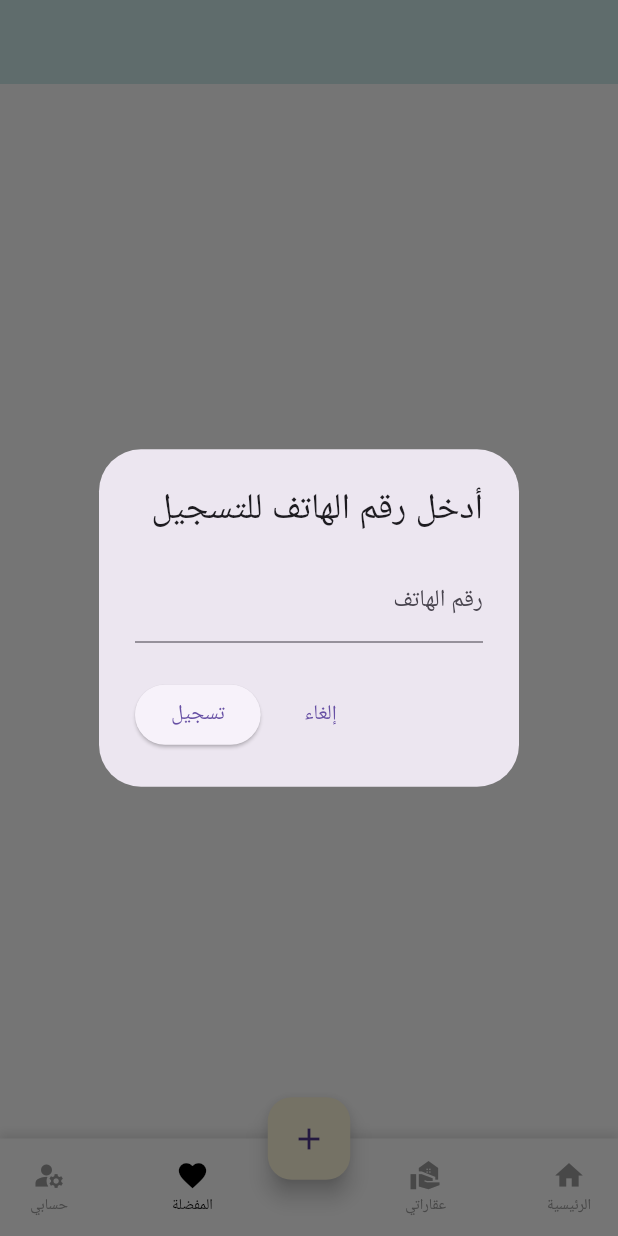
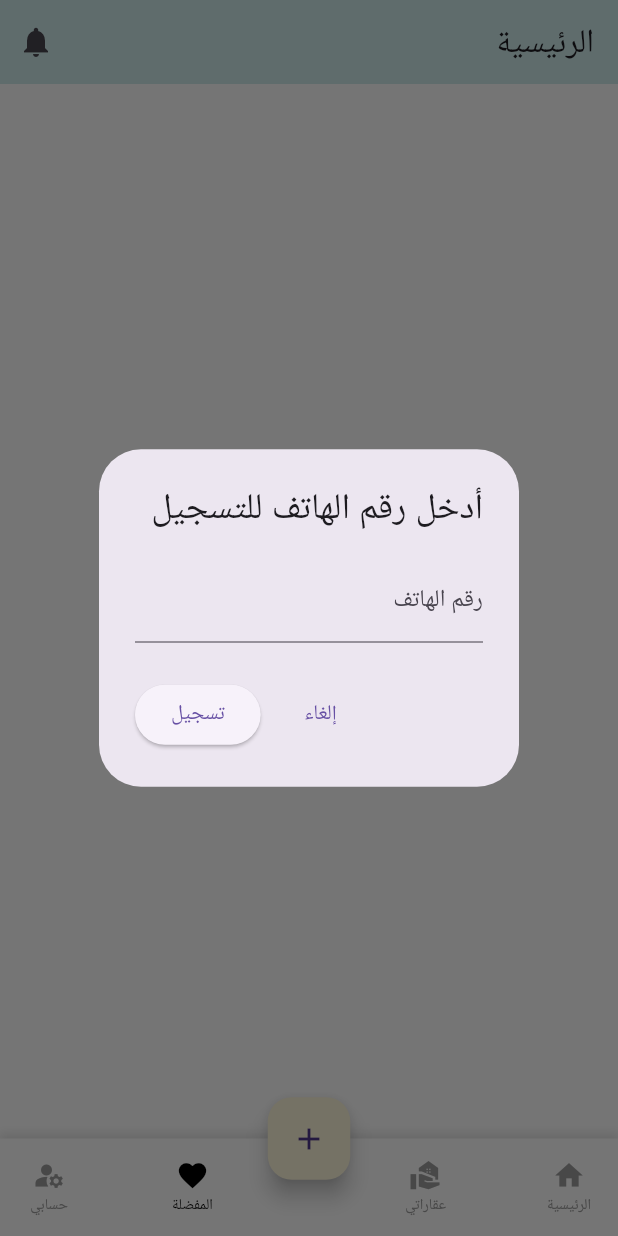
Before and after one commit to shadi110/Akarat.ps, a Flutter app: the screen it shows after launch, item 2 of the bottom bar chosen, after a tap on the "add" icon, on a phone screen of 412 x 824 dp. Run offline on Flutter 3.47's test engine with Material 3 defaults, Android fonts, the phone set to English and light mode, and no system bars; our stand-ins replace cached_network_image, flutter_local_notifications, image_picker, permission_handler, photo_view and 1 more; missing offline and left inert: dart:ffi; network calls fail.

Commit message:
notifications

```diff
--- a/lib/main.dart
+++ b/lib/main.dart
@@ -1,10 +1,26 @@
+import 'package:flutter/material.dart';
+import 'package:akarat/widgets/dashboard_main_page.dart';
+import 'l10n/app_localizations.dart';
+import 'package:flutter_localizations/flutter_localizations.dart';
+import 'services/notification_service.dart'; // ADD THIS IMPORT
 
-import 'package:akarat/widgets/dashboard_main_page.dart';
-import 'package:flutter/material.dart';
-import 'package:flutter_localizations/flutter_localizations.dart';
-import 'l10n/app_localizations.dart';
+void main() async {
+  WidgetsFlutterBinding.ensureInitialized();
 
-void main() {
+  // Initialize notification service
+  final notificationService = NotificationService();
+  final initialized = await notificationService.initialize();
+
+  if (initialized) {
+    // Show welcome notification
+    await notificationService.showWelcomeNotification();
+
+    // Schedule daily notifications
+    notificationService.scheduleDailyNotifications();
+
+    print('Notification system initialized successfully!');
+  }
+
   runApp(const MyApp());
 }
 
@@ -14,7 +30,7 @@ class MyApp extends StatelessWidget {
   @override
   Widget build(BuildContext context) {
     return MaterialApp(
-      localizationsDelegates:  [
+      localizationsDelegates: const [
         AppLocalizations.delegate,
         GlobalMaterialLocalizations.delegate,
         GlobalWidgetsLocalizations.delegate,
@@ -24,10 +40,9 @@ class MyApp extends StatelessWidget {
         Locale('ar', ''),
         Locale('en', ''),
       ],
-      locale: const Locale('ar', ''), // Arabic default
+      locale: const Locale('ar', ''),
       debugShowCheckedModeBanner: false,
-      home: DashboardMainPage()
-
+      home: DashboardMainPage(),
     );
   }
 }
--- /dev/null
+++ b/lib/services/notification_service.dart
@@ -0,0 +1,159 @@
+import 'package:flutter/material.dart';
+import 'package:flutter_local_notifications/flutter_local_notifications.dart';
+import 'package:permission_handler/permission_handler.dart';
+import 'dart:async';
+import 'package:http/http.dart' as http;
+import 'dart:convert';
+
+class NotificationService {
+  static final NotificationService _instance = NotificationService._internal();
+  factory NotificationService() => _instance;
+  NotificationService._internal();
+
+  final FlutterLocalNotificationsPlugin notificationsPlugin =
+  FlutterLocalNotificationsPlugin();
+
+  // Initialize notifications
+  Future<bool> initialize() async {
+    // Request notification permission
+    await Permission.notification.request();
+    final status = await Permission.notification.status;
+
+    if (!status.isGranted) {
+      print('Notification permission not granted');
+      return false;
+    }
+
+    // Create notification channel
+    const AndroidNotificationChannel channel = AndroidNotificationChannel(
+      'akarat_channel_id',
+      'Akarat Notifications',
+      importance: Importance.max,
+      description: 'Channel for Akarat app notifications',
+    );
+
+    await notificationsPlugin.resolvePlatformSpecificImplementation<
+        AndroidFlutterLocalNotificationsPlugin>()?.createNotificationChannel(channel);
+
+    const AndroidInitializationSettings androidSettings =
+    AndroidInitializationSettings('@mipmap/ic_launcher');
+    const InitializationSettings initSettings =
+    InitializationSettings(android: androidSettings);
+
+    await notificationsPlugin.initialize(initSettings);
+
+    return true;
+  }
+
+  // Show immediate notification
+  Future<void> showWelcomeNotification() async {
+    const AndroidNotificationDetails androidDetails = AndroidNotificationDetails(
+      'akarat_channel_id',
+      'Akarat Notifications',
+      importance: Importance.max,
+      priority: Priority.high,
+      playSound: true,
+    );
+
+    const NotificationDetails notificationDetails =
+    NotificationDetails(android: androidDetails);
+
+    await notificationsPlugin.show(
+      123,
+      'تطبيق يعمل!',
+      'تم تشغيل التطبيق بنجاح ✅',
+      notificationDetails,
+    );
+  }
+
+  // Schedule daily notifications
+  void scheduleDailyNotifications() {
+    Timer.periodic(Duration(minutes: 1), (timer) {
+      final now = DateTime.now();
+      final currentTime = TimeOfDay.fromDateTime(now);
+
+      // 11:00 AM
+      if (currentTime.hour == 11 && currentTime.minute == 0) {
+        _checkAndShowNotification('11:00 صباحاً');
+      }
+
+      // 21:13 (9:13 PM)
+      if (currentTime.hour == 21 && currentTime.minute == 28) {
+        _checkAndShowNotification('9:28 مسا25');
+      }
+    });
+
+    print('Daily notifications scheduled for 11:00 AM and 9:13 PM');
+  }
+
+  // Check API and show notification if properties exist
+  Future<void> _checkAndShowNotification(String time) async {
+    try {
+      print('Checking API for properties at: ${DateTime.now()}');
+
+      final response = await http.get(
+        Uri.parse('https://akarat-ps-be.onrender.com/api/real-estates'),
+        headers: {'Content-Type': 'application/json'},
+      );
+
+      if (response.statusCode == 200) {
+        final data = jsonDecode(response.body);
+
+        if (data != null && data is List && data.isNotEmpty) {
+          print('Properties found: ${data.length}');
+          _showPropertyNotification(time, data.length);
+        } else {
+          print('No properties found in API response');
+        }
+      } else {
+        print('API error: ${response.statusCode}');
+      }
+    } catch (e) {
+      print('Error checking API: $e');
+    }
+  }
+
+  // Show notification with property count
+  void _showPropertyNotification(String time, int propertyCount) {
+    const AndroidNotificationDetails androidDetails = AndroidNotificationDetails(
+      'akarat_channel_id',
+      'Akarat Notifications',
+      importance: Importance.max,
+      priority: Priority.high,
+      playSound: true,
+    );
+
+    const NotificationDetails notificationDetails =
+    NotificationDetails(android: androidDetails);
+
+    notificationsPlugin.show(
+      DateTime.now().millisecondsSinceEpoch.remainder(100000),
+      'عقارات جديدة 🏠',
+      'يوجد $propertyCount عقار متاح الآن الساعة $time',
+      notificationDetails,
+    );
+
+    print('Property notification shown with $propertyCount properties');
+  }
+
+  // Show custom notification (can be used from anywhere)
+  Future<void> showCustomNotification(String title, String body) async {
+    const AndroidNotificationDetails androidDetails = AndroidNotificationDetails(
+      'akarat_channel_id',
+      'Akarat Notifications',
+      importance: Importance.max,
+      priority: Priority.high,
+      playSound: true,
+    );
+
+    const NotificationDetails notificationDetails =
+    NotificationDetails(android: androidDetails);
+
+    await notificationsPlugin.show(
+      DateTime.now().millisecondsSinceEpoch.remainder(100000),
+      title,
+      body,
+      notificationDetails,
+    );
+  }
+}
--- a/lib/widgets/dashboard_main_page.dart
+++ b/lib/widgets/dashboard_main_page.dart
@@ -21,10 +21,53 @@ class _DashboardMainPageState extends State<DashboardMainPage> {
   bool isLoading = true;
   int _selectedIndex = 0;
 
+  // 🔔 Notification state
+  int _notificationCount = 0;
+  List<String> _notifications = [];
+
   @override
   void initState() {
     super.initState();
     fetchProperties();
+
+    /*Future.delayed(Duration(seconds: 3), () {
+      _addNotification("تمت إضافة عقار جديد!");
+    });*/
+  }
+
+  // Add notification
+  void _addNotification(String message) {
+    setState(() {
+      _notificationCount++;
+      _notifications.add(message);
+    });
+  }
+
+  // Show notifications in a bottom sheet
+  void _showNotifications() {
+    showModalBottomSheet(
+      context: context,
+      builder: (context) => ListView(
+        children: _notifications.isEmpty
+            ? [
+          const ListTile(
+            leading: Icon(Icons.notifications_none),
+            title: Text("لا توجد إشعارات"),
+          )
+        ]
+            : _notifications
+            .map(
+              (msg) => ListTile(
+            leading: const Icon(Icons.notifications),
+            title: Text(msg),
+          ),
+        )
+            .toList(),
+      ),
+    );
+    setState(() {
+      _notificationCount = 0; // clear badge when opened
+    });
   }
 
   Future<bool> checkUserLoggedIn() async {
@@ -38,7 +81,8 @@ class _DashboardMainPageState extends State<DashboardMainPage> {
 
   Future<bool> createUserAndLogin(String phone) async {
     try {
-      final response = await apiService.create(ApiConstants.registerUser, {'phoneNumber': phone});
+      final response =
+      await apiService.create(ApiConstants.registerUser, {'phoneNumber': phone});
       await UserPreferences.saveUser(response['id'].toString(), phone);
       return true;
     } catch (e) {
@@ -51,7 +95,7 @@ class _DashboardMainPageState extends State<DashboardMainPage> {
     try {
       final response = await apiService.read(ApiConstants.realEstates);
       setState(() {
-        properties = response; // Assuming API returns a list
+        properties = response;
         isLoading = false;
       });
     } catch (e) {
@@ -79,7 +123,6 @@ class _DashboardMainPageState extends State<DashboardMainPage> {
           itemBuilder: (context, index) {
             final property = properties[index];
             List<String> listOfPictures = [];
-            print('currrrency ${property["currency"]}');
             if (property["listOfPictures"] != null) {
               listOfPictures = List<String>.from(property["listOfPictures"]);
             }
@@ -91,12 +134,12 @@ class _DashboardMainPageState extends State<DashboardMainPage> {
                 price: property["price"],
                 location: property["location"],
                 status: property["status"],
-                currency : property["currency"] ?? '',
+                currency: property["currency"] ?? '',
                 imageUrl: property["coverPhoto"],
                 type: property["type"],
                 availability: property["availability"] ?? 'متوفر',
                 statusType: property["statusType"] ?? 'للبيع',
-                listOfImages:  listOfPictures ?? []
+                listOfImages: listOfPictures,
               ),
             );
           },
@@ -117,6 +160,35 @@ class _DashboardMainPageState extends State<DashboardMainPage> {
     return Scaffold(
       appBar: AppBar(
         backgroundColor: AppColors.pastelBlue,
+        title: const Text("الرئيسية"),
+        actions: [
+          Stack(
+            children: [
+              IconButton(
+                icon: const Icon(Icons.notifications),
+                onPressed: _showNotifications,
+              ),
+              if (_notificationCount > 0)
+                Positioned(
+                  right: 11,
+                  top: 11,
+                  child: Container(
+                    padding: const EdgeInsets.all(2),
+                    decoration: const BoxDecoration(
+                      color: Colors.red,
+                      shape: BoxShape.circle,
+                    ),
+                    constraints: const BoxConstraints(minWidth: 16, minHeight: 16),
+                    child: Text(
+                      '$_notificationCount',
+                      style: const TextStyle(color: Colors.white, fontSize: 10),
+                      textAlign: TextAlign.center,
+                    ),
+                  ),
+                )
+            ],
+          )
+        ],
       ),
       backgroundColor: Colors.white,
       body: _getBody(),
@@ -182,10 +254,9 @@ class _DashboardMainPageState extends State<DashboardMainPage> {
     );
   }
 
-  // Custom bottom bar implementation with reduced height
   Widget _buildCustomBottomBar() {
     return Container(
-      height: 65, // Reduced height
+      height: 65,
       decoration: BoxDecoration(
         color: Colors.white,
         boxShadow: [
@@ -200,7 +271,6 @@ class _DashboardMainPageState extends State<DashboardMainPage> {
       child: Row(
         mainAxisAlignment: MainAxisAlignment.spaceAround,
         children: [
-          // Home button
           _buildNavItem(Icons.home, "الرئيسية", 0),
           const SizedBox(width: 30),
           _buildNavItem(Icons.real_estate_agent_sharp, "عقاراتي", 1),
@@ -226,14 +296,14 @@ class _DashboardMainPageState extends State<DashboardMainPage> {
               Icon(
                 icon,
                 color: isSelected ? Colors.black : Colors.grey,
-                size: 22, // Smaller icon size
+                size: 22,
               ),
               const SizedBox(height: 2),
               Text(
                 label,
                 style: TextStyle(
                   color: isSelected ? Colors.black : Colors.grey,
-                  fontSize: 10, // Smaller font size
+                  fontSize: 10,
                 ),
               ),
             ],
--- a/pubspec.yaml
+++ b/pubspec.yaml
@@ -41,6 +41,9 @@ dependencies:
   image_picker: ^1.0.4
   shared_preferences: ^2.1.1
   cached_network_image: ^3.3.0
+  flutter_local_notifications: ^19.0.0
+  android_alarm_manager_plus: ^4.0.8
+  permission_handler: ^11.3.1
 
 dev_dependencies:
   flutter_test:
```
Also changed, not shown: pubspec.lock, 6 other files.
